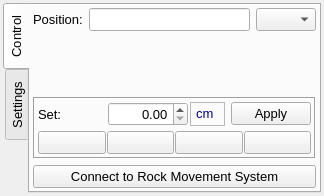
This is LoggingTool_Manager/Widgets/distance_meter_widget.ui in Osechkin/LoggingTool_Manager3 as Qt 5 draws it before an edit. The edited form follows.
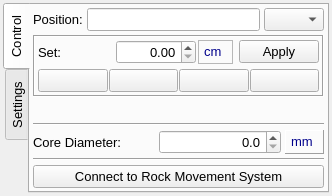
This is the edited form.

Patch:
```diff
--- a/LoggingTool_Manager/Widgets/distance_meter_widget.ui
+++ b/LoggingTool_Manager/Widgets/distance_meter_widget.ui
@@ -6,7 +6,7 @@
    <rect>
     <x>0</x>
     <y>0</y>
-    <width>324</width>
+    <width>332</width>
     <height>196</height>
    </rect>
   </property>
@@ -56,7 +56,10 @@
        <property name="bottomMargin">
         <number>3</number>
        </property>
-       <item row="2" column="0" colspan="3">
+       <property name="spacing">
+        <number>4</number>
+       </property>
+       <item row="5" column="0" colspan="2">
         <widget class="QFrame" name="framePosControl">
          <property name="frameShape">
           <enum>QFrame::Box</enum>
@@ -110,6 +113,11 @@
                   <height>0</height>
                  </size>
                 </property>
+                <property name="font">
+                 <font>
+                  <pointsize>10</pointsize>
+                 </font>
+                </property>
                 <property name="alignment">
                  <set>Qt::AlignRight|Qt::AlignTrailing|Qt::AlignVCenter</set>
                 </property>
@@ -281,22 +289,21 @@
          </layout>
         </widget>
        </item>
-       <item row="0" column="2">
-        <widget class="QComboBox" name="cboxDistance">
-         <property name="maximumSize">
-          <size>
-           <width>60</width>
-           <height>16777215</height>
-          </size>
-         </property>
+       <item row="0" column="0" rowspan="2" colspan="2">
+        <layout class="QHBoxLayout" name="horizontalLayout_8">
+         <item>
+          <widget class="QLabel" name="lblPosition">
          <property name="font">
           <font>
            <pointsize>10</pointsize>
           </font>
          </property>
-        </widget>
-       </item>
-       <item row="0" column="1">
+           <property name="text">
+            <string>Position:</string>
+           </property>
+          </widget>
+         </item>
+         <item>
         <widget class="QLineEdit" name="ledDistance">
          <property name="minimumSize">
           <size>
@@ -325,16 +332,88 @@
          </property>
         </widget>
        </item>
-       <item row="3" column="0" colspan="3">
-        <widget class="QPushButton" name="pbtConnect">
+         <item>
+          <widget class="QComboBox" name="cboxDistance">
+           <property name="maximumSize">
+            <size>
+             <width>60</width>
+             <height>16777215</height>
+            </size>
+           </property>
+           <property name="font">
+            <font>
+             <pointsize>10</pointsize>
+            </font>
+           </property>
+          </widget>
+         </item>
+        </layout>
+       </item>
+       <item row="8" column="0" colspan="2">
+        <layout class="QHBoxLayout" name="horizontalLayout_7">
+         <item>
+          <widget class="QLabel" name="lblCoreDiameter">
+           <property name="font">
+            <font>
+             <pointsize>10</pointsize>
+            </font>
+           </property>
          <property name="text">
-          <string>Connect to Rock Movement System</string>
-         </property>
-         <property name="checkable">
-          <bool>true</bool>
-         </property>
-        </widget>
-       </item>
+            <string>Core Diameter:</string>
+           </property>
+          </widget>
+         </item>
+         <item>
+          <widget class="QDoubleSpinBox" name="dsboxCoreDiameter">
+           <property name="font">
+            <font>
+             <pointsize>10</pointsize>
+            </font>
+           </property>
+           <property name="alignment">
+            <set>Qt::AlignRight|Qt::AlignTrailing|Qt::AlignVCenter</set>
+           </property>
+           <property name="readOnly">
+            <bool>false</bool>
+           </property>
+           <property name="decimals">
+            <number>1</number>
+           </property>
+           <property name="maximum">
+            <double>999.000000000000000</double>
+           </property>
+           <property name="singleStep">
+            <double>10.000000000000000</double>
+           </property>
+          </widget>
+         </item>
+         <item>
+          <widget class="QFrame" name="frame_5">
+           <property name="sizePolicy">
+            <sizepolicy hsizetype="Maximum" vsizetype="Preferred">
+             <horstretch>0</horstretch>
+             <verstretch>0</verstretch>
+            </sizepolicy>
+           </property>
+           <property name="frameShape">
+            <enum>QFrame::Panel</enum>
+           </property>
+           <property name="frameShadow">
+            <enum>QFrame::Raised</enum>
+           </property>
+           <layout class="QGridLayout" name="gridLayout_11">
+            <property name="leftMargin">
+             <number>5</number>
+            </property>
+            <property name="topMargin">
+             <number>1</number>
+            </property>
+            <property name="rightMargin">
+             <number>10</number>
+            </property>
+            <property name="bottomMargin">
+             <number>1</number>
+            </property>
        <item row="0" column="0">
         <widget class="QLabel" name="lblPosition">
          <property name="font">
@@ -343,11 +422,16 @@
           </font>
          </property>
          <property name="text">
-          <string>Position:</string>
+               <string>&lt;font color=darkblue&gt;mm&lt;/font&gt;</string>
          </property>
         </widget>
        </item>
-       <item row="1" column="1">
+           </layout>
+          </widget>
+         </item>
+        </layout>
+       </item>
+       <item row="6" column="0">
         <spacer name="verticalSpacer">
          <property name="orientation">
           <enum>Qt::Vertical</enum>
@@ -355,11 +439,35 @@
          <property name="sizeHint" stdset="0">
           <size>
            <width>20</width>
-           <height>46</height>
+           <height>40</height>
           </size>
          </property>
         </spacer>
        </item>
+       <item row="10" column="0" colspan="2">
+        <widget class="QPushButton" name="pbtConnect">
+         <property name="text">
+          <string>Connect to Rock Movement System</string>
+         </property>
+         <property name="checkable">
+          <bool>true</bool>
+         </property>
+        </widget>
+       </item>
+       <item row="9" column="0" colspan="2">
+        <widget class="Line" name="line_4">
+         <property name="orientation">
+          <enum>Qt::Horizontal</enum>
+         </property>
+        </widget>
+       </item>
+       <item row="7" column="0" colspan="2">
+        <widget class="Line" name="line_3">
+         <property name="orientation">
+          <enum>Qt::Horizontal</enum>
+         </property>
+        </widget>
+       </item>
       </layout>
      </widget>
      <widget class="QWidget" name="tabSettings">
@@ -619,26 +727,6 @@
            </property>
           </widget>
          </item>
-         <item row="1" column="1">
-          <widget class="QDoubleSpinBox" name="dsboxCoreDiameter">
-           <property name="alignment">
-            <set>Qt::AlignRight|Qt::AlignTrailing|Qt::AlignVCenter</set>
-           </property>
-           <property name="readOnly">
-            <bool>false</bool>
-           </property>
-           <property name="decimals">
-            <number>2</number>
-           </property>
-          </widget>
-         </item>
-         <item row="1" column="0">
-          <widget class="QLabel" name="lblCoreDiameter">
-           <property name="text">
-            <string>Core Diameter:</string>
-           </property>
-          </widget>
-         </item>
          <item row="0" column="1">
           <widget class="QDoubleSpinBox" name="dsboxCalibrLength">
            <property name="alignment">
@@ -690,7 +778,7 @@
           </widget>
          </item>
          <item row="1" column="2">
-          <widget class="QFrame" name="frame_5">
+          <widget class="QFrame" name="frame_8">
            <property name="sizePolicy">
             <sizepolicy hsizetype="Maximum" vsizetype="Preferred">
              <horstretch>0</horstretch>
@@ -719,7 +807,7 @@
             <item row="0" column="0">
              <widget class="QLabel" name="label_5">
               <property name="text">
-               <string>&lt;font color=darkblue&gt;cm&lt;/font&gt;</string>
+               <string>&lt;font color=darkblue&gt;% &lt;/font&gt;</string>
               </property>
              </widget>
             </item>
```
Left out of the diff: 31 changed lines with no effect on the pictures. Lines whose indentation alone changed are shown as unchanged.
